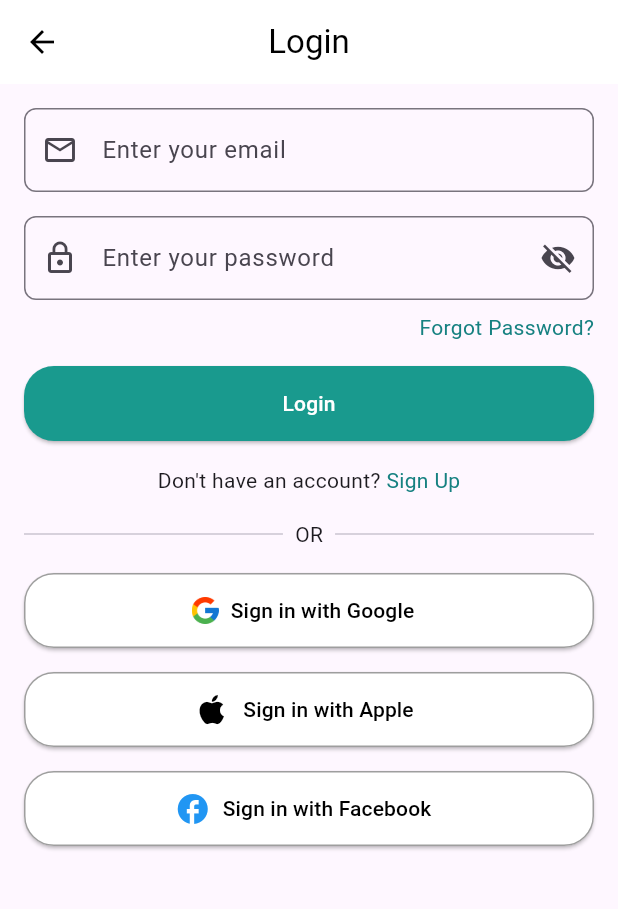
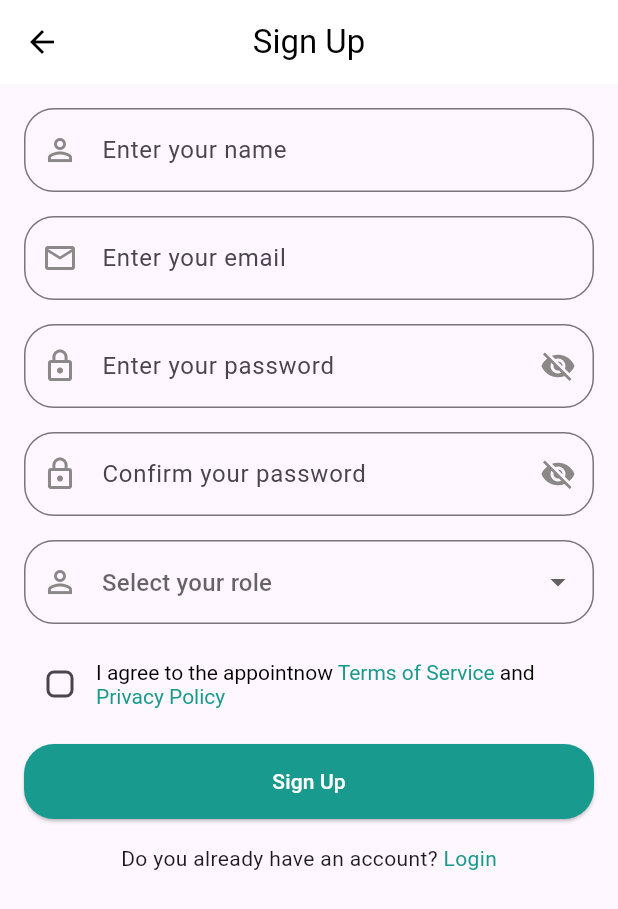
Before and after one commit to Arnab1056/appointnow, a Flutter app: the LoginPage screen opened directly, after a tap on "Sign Up", on a phone screen of 412 x 824 dp. Shown: the top 909 px of the screen. Run offline on Flutter 3.47's test engine with Material 3 defaults, Android fonts, the light colour scheme and no system bars.

Commit message:
Create RegisterPage and First Screen

```diff
--- a/lib/Pages/auth/login.dart
+++ b/lib/Pages/auth/login.dart
@@ -1,5 +1,6 @@
 import 'package:flutter/material.dart';
 import '../controllers/auth_controller.dart';
+import 'register.dart'; // Ensure this is the correct path to the file containing RegisterPage
 
 class LoginPage extends StatefulWidget {
   @override
@@ -62,7 +63,7 @@ class _LoginPageState extends State<LoginPage> {
                 child: Text(
                   'Forgot Password?',
                   style: TextStyle(
-                    color: const Color.fromARGB(255, 22, 129, 129),
+                    color: Color(0xFF199A8E),
                     // decoration: TextDecoration.underline,
                   ),
                 ),
@@ -91,11 +92,17 @@ class _LoginPageState extends State<LoginPage> {
               children: [
                 Text("Don't have an account? "),
                 GestureDetector(
-                  onTap: _authController.signUp,
+                  onTap: () {
+                    Navigator.push(
+                      context,
+                      MaterialPageRoute(builder: (context) => RegisterPage()),
+                    );
+                    _authController.signUp();
+                  },
                   child: Text(
                     'Sign Up',
                     style: TextStyle(
-                      color: const Color.fromARGB(255, 22, 129, 129),
+                      color: Color(0xFF199A8E),
                       // decoration: TextDecoration.underline,
                     ),
                   ),
--- a/lib/Pages/auth/register.dart
+++ b/lib/Pages/auth/register.dart
@@ -0,0 +1,231 @@
+import 'package:flutter/material.dart';
+import '../controllers/auth_controller.dart';
+import 'package:appointnow/Pages/Auth/login.dart';
+
+class RegisterPage extends StatefulWidget {
+  const RegisterPage({super.key});
+
+  @override
+  // ignore: library_private_types_in_public_api
+  _RegisterPageState createState() => _RegisterPageState();
+}
+
+class _RegisterPageState extends State<RegisterPage> {
+  final AuthController _authController = AuthController();
+  final TextEditingController _nameController = TextEditingController();
+  final TextEditingController _emailController = TextEditingController();
+  final TextEditingController _passwordController = TextEditingController();
+  final TextEditingController _confirmPasswordController =
+      TextEditingController();
+  bool _agreeToTerms = false;
+  String? _selectedRole;
+
+  @override
+  Widget build(BuildContext context) {
+    return Scaffold(
+      appBar: AppBar(
+        title: const Text('Sign Up', style: TextStyle(color: Colors.black)),
+        centerTitle: true,
+        backgroundColor: Colors.white,
+        elevation: 0,
+        leading: IconButton(
+          icon: const Icon(Icons.arrow_back, color: Colors.black),
+          onPressed: () {
+            Navigator.pop(context);
+          },
+        ),
+      ),
+      body: Padding(
+        padding: const EdgeInsets.all(16.0),
+        child: Column(
+          crossAxisAlignment: CrossAxisAlignment.stretch,
+          children: [
+            TextField(
+              controller: _nameController,
+              decoration: InputDecoration(
+                prefixIcon: const Icon(Icons.person_outline,
+                    color: Color.fromARGB(255, 139, 136, 136)),
+                hintText: 'Enter your name',
+                border: OutlineInputBorder(
+                  borderSide: const BorderSide(
+                      color: Color.fromARGB(255, 185, 183, 183)),
+                  borderRadius: BorderRadius.circular(20.0),
+                ),
+              ),
+            ),
+            const SizedBox(height: 16),
+            TextField(
+              controller: _emailController,
+              decoration: InputDecoration(
+                prefixIcon: const Icon(Icons.email_outlined,
+                    color: Color.fromARGB(255, 139, 136, 136)),
+                hintText: 'Enter your email',
+                border: OutlineInputBorder(
+                  borderSide: const BorderSide(
+                      color: Color.fromARGB(255, 185, 183, 183)),
+                  borderRadius: BorderRadius.circular(20.0),
+                ),
+              ),
+            ),
+            const SizedBox(height: 16),
+            TextField(
+              controller: _passwordController,
+              obscureText: true,
+              decoration: InputDecoration(
+                prefixIcon: const Icon(Icons.lock_outline,
+                    color: Color.fromARGB(255, 139, 136, 136)),
+                suffixIcon: const Icon(Icons.visibility_off,
+                    color: Color.fromARGB(255, 139, 136, 136)),
+                hintText: 'Enter your password',
+                border: OutlineInputBorder(
+                  borderSide: const BorderSide(
+                      color: Color.fromARGB(255, 185, 183, 183)),
+                  borderRadius: BorderRadius.circular(20.0),
+                ),
+              ),
+            ),
+            const SizedBox(height: 16),
+            TextField(
+              controller: _confirmPasswordController,
+              obscureText: true,
+              decoration: InputDecoration(
+                prefixIcon: const Icon(Icons.lock_outline,
+                    color: Color.fromARGB(255, 139, 136, 136)),
+                suffixIcon: const Icon(Icons.visibility_off,
+                    color: Color.fromARGB(255, 139, 136, 136)),
+                hintText: 'Confirm your password',
+                border: OutlineInputBorder(
+                  borderSide: const BorderSide(
+                      color: Color.fromARGB(255, 185, 183, 183)),
+                  borderRadius: BorderRadius.circular(20.0),
+                ),
+              ),
+            ),
+            const SizedBox(height: 16),
+            DropdownButtonFormField<String>(
+              decoration: InputDecoration(
+                prefixIcon: const Icon(Icons.person_outline,
+                    color: Color.fromARGB(255, 139, 136, 136)),
+                hintText: 'Select your role',
+                border: OutlineInputBorder(
+                  borderSide: const BorderSide(
+                      color: Color.fromARGB(255, 185, 183, 183)),
+                  borderRadius: BorderRadius.circular(20.0),
+                ),
+              ),
+              items: const [
+                DropdownMenuItem(value: 'User', child: Text('User')),
+                DropdownMenuItem(value: 'Doctor', child: Text('Doctor')),
+                DropdownMenuItem(value: 'Assistant', child: Text('Assistant')),
+                DropdownMenuItem(value: 'Hospital', child: Text('Hospital')),
+                DropdownMenuItem(value: 'Diagnosis', child: Text('Diagnosis')),
+              ],
+              onChanged: (value) {
+                setState(() {
+                  _selectedRole = value;
+                });
+              },
+            ),
+            const SizedBox(height: 16),
+            Row(
+              children: [
+                Checkbox(
+                  shape: RoundedRectangleBorder(
+                    borderRadius: BorderRadius.circular(5.0),
+                  ),
+                  activeColor: const Color(0xFF199A8E),
+                  // checkColor: Colors.white,
+                  value: _agreeToTerms,
+                  onChanged: (value) {
+                    setState(() {
+                      _agreeToTerms = value!;
+                    });
+                  },
+                ),
+                Expanded(
+                  child: RichText(
+                    text: const TextSpan(
+                      text: 'I agree to the appointnow ',
+                      style: TextStyle(color: Colors.black),
+                      children: [
+                        TextSpan(
+                          text: 'Terms of Service',
+                          style: TextStyle(color: Color(0xFF199A8E)),
+                          // Add navigation logic here
+                        ),
+                        TextSpan(
+                          text: ' and ',
+                          style: TextStyle(color: Colors.black),
+                        ),
+                        TextSpan(
+                          text: 'Privacy Policy',
+                          style: TextStyle(color: Color(0xFF199A8E)),
+                          // Add navigation logic here
+                        ),
+                      ],
+                    ),
+                  ),
+                ),
+              ],
+            ),
+            const SizedBox(height: 16),
+            ElevatedButton(
+              onPressed: () {
+                if (_passwordController.text !=
+                    _confirmPasswordController.text) {
+                  ScaffoldMessenger.of(context).showSnackBar(
+                    const SnackBar(content: Text('Passwords do not match!')),
+                  );
+                  return;
+                }
+                if (!_agreeToTerms) {
+                  ScaffoldMessenger.of(context).showSnackBar(
+                    const SnackBar(
+                        content: Text('You must agree to the terms!')),
+                  );
+                  return;
+                }
+                _authController.register(
+                  _nameController.text,
+                  _emailController.text,
+                  _passwordController.text,
+                );
+              },
+              style: ElevatedButton.styleFrom(
+                backgroundColor: Color(0xFF199A8E),
+                shape: RoundedRectangleBorder(
+                  borderRadius: BorderRadius.circular(20.0),
+                ),
+                minimumSize: const Size(double.infinity, 50),
+              ),
+              child:
+                  const Text('Sign Up', style: TextStyle(color: Colors.white)),
+            ),
+            const SizedBox(height: 16),
+            Row(
+              mainAxisAlignment: MainAxisAlignment.center,
+              children: [
+                const Text("Do you already have an account? "),
+                GestureDetector(
+                  onTap: () {
+                    Navigator.push(
+                      context,
+                      MaterialPageRoute(builder: (context) => LoginPage()),
+                    );
+                  },
+                  child: const Text(
+                    'Login',
+                    style: TextStyle(
+                      color: Color(0xFF199A8E),
+                      // decoration: TextDecoration.underline,
+                    ),
+                  ),
+                ),
+              ],
+            ),
+          ],
+        ),
+      ),
+    );
+  }
+}
--- a/lib/Pages/controllers/auth_controller.dart
+++ b/lib/Pages/controllers/auth_controller.dart
@@ -30,4 +30,21 @@ class AuthController {
     // Implement forgot password logic here
     print('Navigating to forgot password page');
   }
+
+  void register(String name, String email, String password) {
+    if (name.isEmpty || email.isEmpty || password.isEmpty) {
+      print('All fields are required');
+      return;
+    }
+    if (!email.contains('@')) {
+      print('Invalid email address');
+      return;
+    }
+    if (password.length < 6) {
+      print('Password must be at least 6 characters long');
+      return;
+    }
+    print('Registering user with name: $name, email: $email');
+    // Add registration logic here
+  }
 }
--- /dev/null
+++ b/lib/Pages/index/screen01.dart
@@ -0,0 +1,42 @@
+import 'package:flutter/material.dart';
+
+class Screen01 extends StatelessWidget {
+  const Screen01({super.key});
+
+  @override
+  Widget build(BuildContext context) {
+    return Scaffold(
+      body: Container(
+        decoration: const BoxDecoration(
+          gradient: LinearGradient(
+            begin: Alignment.topLeft,
+            end: Alignment.bottomRight,
+            colors: [
+              Color(0xFF199A8E),
+              Color(0xFF199A8E),
+            ],
+          ),
+        ),
+        child: Center(
+          child: Column(
+            mainAxisAlignment: MainAxisAlignment.center,
+            children: [
+              Image.asset('assets/logo.jpg', height: 180, width: 180),
+              const SizedBox(height: 20),
+            ],
+          ),
+        ),
+      ),
+      floatingActionButton: Align(
+        alignment: Alignment.bottomRight,
+        child: FloatingActionButton(
+          onPressed: () {
+            Navigator.of(context);
+          },
+          backgroundColor: const Color(0xFF199A8E),
+          child: const Icon(Icons.arrow_forward, color: Colors.white),
+        ),
+      ),
+    );
+  }
+}
--- a/lib/main.dart
+++ b/lib/main.dart
@@ -1,4 +1,6 @@
 import 'package:appointnow/Pages/Auth/login.dart';
+import 'package:appointnow/Pages/Auth/register.dart';
+import 'package:appointnow/pages/index/screen01.dart';
 import 'package:flutter/material.dart';
 
 void main() {
@@ -11,8 +13,13 @@
   @override
   Widget build(BuildContext context) {
     return MaterialApp(
-      home: LoginPage(),
       debugShowCheckedModeBanner: false,
+      // initialRoute: '/register',
+      // routes: {
+      //   '/register': (context) => const RegisterPage(),
+      //   '/login': (context) => LoginPage(),
+      // },
+      home: Screen01(),
     );
   }
 }
--- a/pubspec.yaml
+++ b/pubspec.yaml
@@ -61,6 +61,7 @@ flutter:
   # To add assets to your application, add an assets section, like this:
   assets:
     - assets/google_icon.png
+    - assets/logo.jpg
     # - images/a_dot_burr.jpeg
     # - images/a_dot_ham.jpeg
 
```
Also changed, not shown: assets/Logo.png (added).
